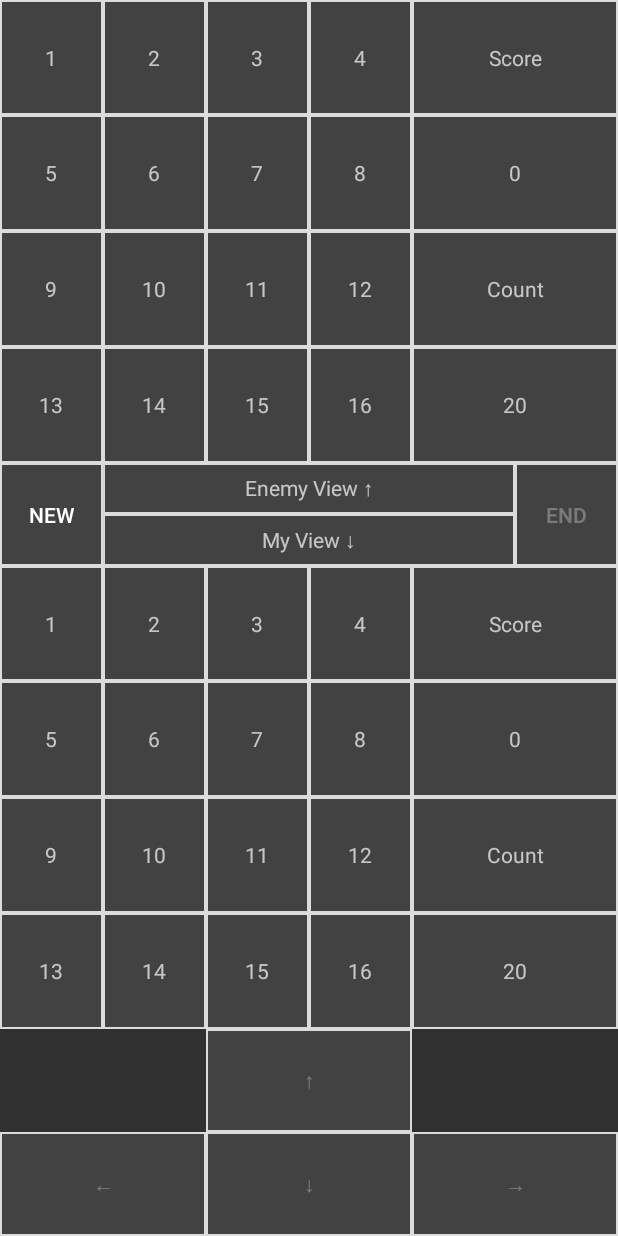
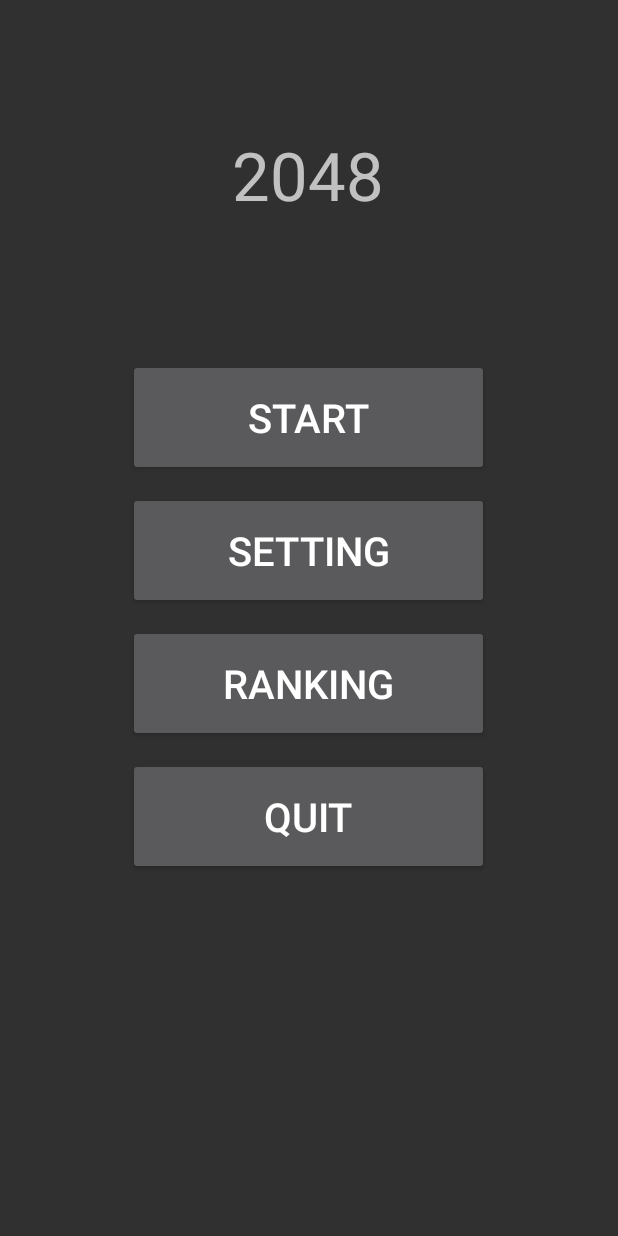
Before and after one commit to preventionYun/2048_android, an Android app: the screen it shows after launch (MainActivity before the commit, MenuActivity after it), on a phone screen of 412 x 824 dp. Run offline under Robolectric (Android 15) with nearby library versions, the phone set to English and light mode, and no system bars.

Commit message:
v2.0 메뉴관련 추가

```diff
--- a/app/src/main/AndroidManifest.xml
+++ b/app/src/main/AndroidManifest.xml
@@ -8,13 +8,13 @@
         android:label="@string/app_name"
         android:supportsRtl="true"
         android:theme="@style/Theme.AppCompat.NoActionBar">
-        <activity android:name=".MainActivity">
+        <activity android:name=".MenuActivity">
             <intent-filter>
                 <action android:name="android.intent.action.MAIN" />
-
                 <category android:name="android.intent.category.LAUNCHER" />
             </intent-filter>
         </activity>
+        <activity android:name=".MainActivity"></activity>
     </application>
 
 </manifest>
--- a/app/src/main/java/com/preventionyun/a2048/MainActivity.java
+++ b/app/src/main/java/com/preventionyun/a2048/MainActivity.java
@@ -14,7 +14,7 @@ import com.preventionyun.a2048.gameModel.GameModel;
 import java.util.Random;
 
 public class MainActivity extends AppCompatActivity {
-
+    // 10.0.2.2
     private final static String TAG = "MainACtivity";
     private GameModel gameModel;
 
--- /dev/null
+++ b/app/src/main/java/com/preventionyun/a2048/MenuActivity.java
@@ -0,0 +1,60 @@
+package com.preventionyun.a2048;
+
+import android.content.Intent;
+import android.os.Bundle;
+import android.support.v7.app.AppCompatActivity;
+import android.view.View;
+import android.widget.Button;
+import android.widget.Toast;
+
+public class MenuActivity extends AppCompatActivity {
+    final static String TAG = "MenuActivity";
+
+    Button btnStart;
+    Button btnSetting;
+    Button btnRanking;
+    Button btnQuit;
+
+    @Override
+    protected void onCreate(Bundle savedInstanceState) {
+        super.onCreate(savedInstanceState);
+        setContentView(R.layout.activity_menu);
+
+        btnStart = (Button)findViewById(R.id.btnStart);
+        btnSetting = (Button)findViewById(R.id.btnSetting);
+        btnRanking = (Button)findViewById(R.id.btnRanking);
+        btnQuit = (Button)findViewById(R.id.btnQuit);
+
+        btnStart.setOnClickListener(OnClickListener);
+        btnSetting.setOnClickListener(OnClickListener);
+        btnRanking.setOnClickListener(OnClickListener);
+        btnQuit.setOnClickListener(OnClickListener);
+    }
+
+    private View.OnClickListener OnClickListener = new View.OnClickListener(){
+        public void onClick(View v) {
+            int id = v.getId();
+            switch (id) {
+                case R.id.btnStart:
+                    Intent intent = new Intent(getApplicationContext(), MainActivity.class);
+                    startActivity(intent);  // 게임 화면으로 이동
+                    finish();               // 이 액티비티는 종료
+                    break;
+
+                case R.id.btnSetting:
+                    Toast.makeText(getApplicationContext(), "추후 서비스 예정입니다.",Toast.LENGTH_SHORT).show();
+                    break;
+
+                case R.id.btnRanking:
+                    Toast.makeText(getApplicationContext(), "추후 서비스 예정입니다.",Toast.LENGTH_SHORT).show();
+                    break;
+
+                case R.id.btnQuit:
+                    finish();   // 액티비티 종료
+                    break;
+
+                default: return;
+            }
+        }
+    };
+}
--- /dev/null
+++ b/app/src/main/res/layout/activity_menu.xml
@@ -0,0 +1,130 @@
+<?xml version="1.0" encoding="utf-8"?>
+<LinearLayout xmlns:android="http://schemas.android.com/apk/res/android"
+    android:layout_width="match_parent"
+    android:layout_height="match_parent"
+    android:orientation="vertical"
+    android:weightSum="10">
+    <LinearLayout
+        android:orientation="horizontal"
+        android:layout_width="match_parent"
+        android:layout_height="0dp"
+        android:layout_weight="3"
+        android:weightSum="10">
+        <Space
+            android:layout_width="0dp"
+            android:layout_height="match_parent"
+            android:layout_weight="2"/>
+        <TextView
+            android:layout_width="0dp"
+            android:layout_height="match_parent"
+            android:layout_weight="6"
+            android:text="2048"
+            android:textSize="20pt"
+            android:textAlignment="center"
+            android:gravity="center"/>
+        <Space
+            android:layout_width="0dp"
+            android:layout_height="match_parent"
+            android:layout_weight="2"/>
+    </LinearLayout>
+    <LinearLayout
+        android:orientation="horizontal"
+        android:layout_width="match_parent"
+        android:layout_height="0dp"
+        android:layout_weight="1"
+        android:weightSum="10"
+        android:layout_margin="5dp">
+        <Space
+            android:layout_width="0dp"
+            android:layout_height="match_parent"
+            android:layout_weight="2"/>
+        <Button
+            android:id="@+id/btnStart"
+            android:layout_width="0dp"
+            android:layout_height="match_parent"
+            android:layout_weight="6"
+            android:text="Start"
+            android:textSize="12pt"
+            android:textAlignment="center"
+            android:gravity="center"/>
+        <Space
+            android:layout_width="0dp"
+            android:layout_height="match_parent"
+            android:layout_weight="2"/>
+    </LinearLayout>
+    <LinearLayout
+        android:orientation="horizontal"
+        android:layout_width="match_parent"
+        android:layout_height="0dp"
+        android:layout_weight="1"
+        android:weightSum="10"
+        android:layout_margin="5dp">
+        <Space
+            android:layout_width="0dp"
+            android:layout_height="match_parent"
+            android:layout_weight="2"/>
+        <Button
+            android:id="@+id/btnSetting"
+            android:layout_width="0dp"
+            android:layout_height="match_parent"
+            android:layout_weight="6"
+            android:text="Setting"
+            android:textSize="12pt"
+            android:textAlignment="center"
+            android:gravity="center"/>
+        <Space
+            android:layout_width="0dp"
+            android:layout_height="match_parent"
+            android:layout_weight="2"/>
+    </LinearLayout>
+    <LinearLayout
+        android:orientation="horizontal"
+        android:layout_width="match_parent"
+        android:layout_height="0dp"
+        android:layout_weight="1"
+        android:weightSum="10"
+        android:layout_margin="5dp">
+        <Space
+            android:layout_width="0dp"
+            android:layout_height="match_parent"
+            android:layout_weight="2"/>
+        <Button
+            android:id="@+id/btnRanking"
+            android:layout_width="0dp"
+            android:layout_height="match_parent"
+            android:layout_weight="6"
+            android:text="Ranking"
+            android:textSize="12pt"
+            android:textAlignment="center"
+            android:gravity="center"/>
+        <Space
+            android:layout_width="0dp"
+            android:layout_height="match_parent"
+            android:layout_weight="2"/>
+    </LinearLayout>
+    <LinearLayout
+        android:orientation="horizontal"
+        android:layout_width="match_parent"
+        android:layout_height="0dp"
+        android:layout_weight="1"
+        android:weightSum="10"
+        android:layout_margin="5dp">
+        <Space
+            android:layout_width="0dp"
+            android:layout_height="match_parent"
+            android:layout_weight="2"/>
+        <Button
+            android:id="@+id/btnQuit"
+            android:layout_width="0dp"
+            android:layout_height="match_parent"
+            android:layout_weight="6"
+            android:text="Quit"
+            android:textSize="12pt"
+            android:textAlignment="center"
+            android:gravity="center"/>
+        <Space
+            android:layout_width="0dp"
+            android:layout_height="match_parent"
+            android:layout_weight="2"/>
+    </LinearLayout>
+</LinearLayout>
```
